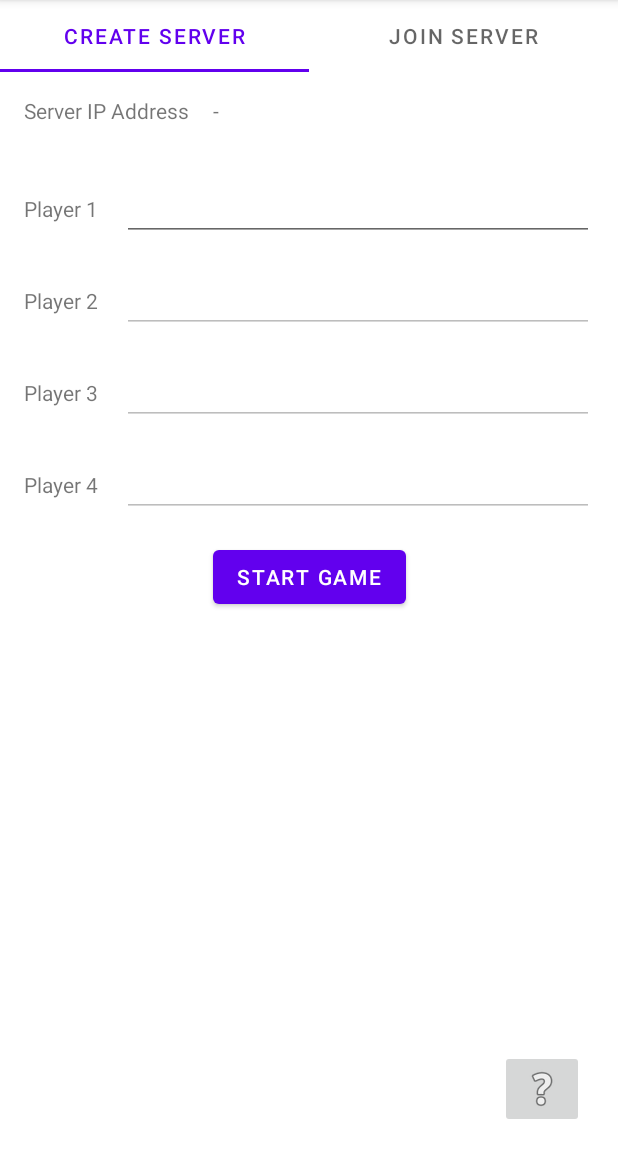
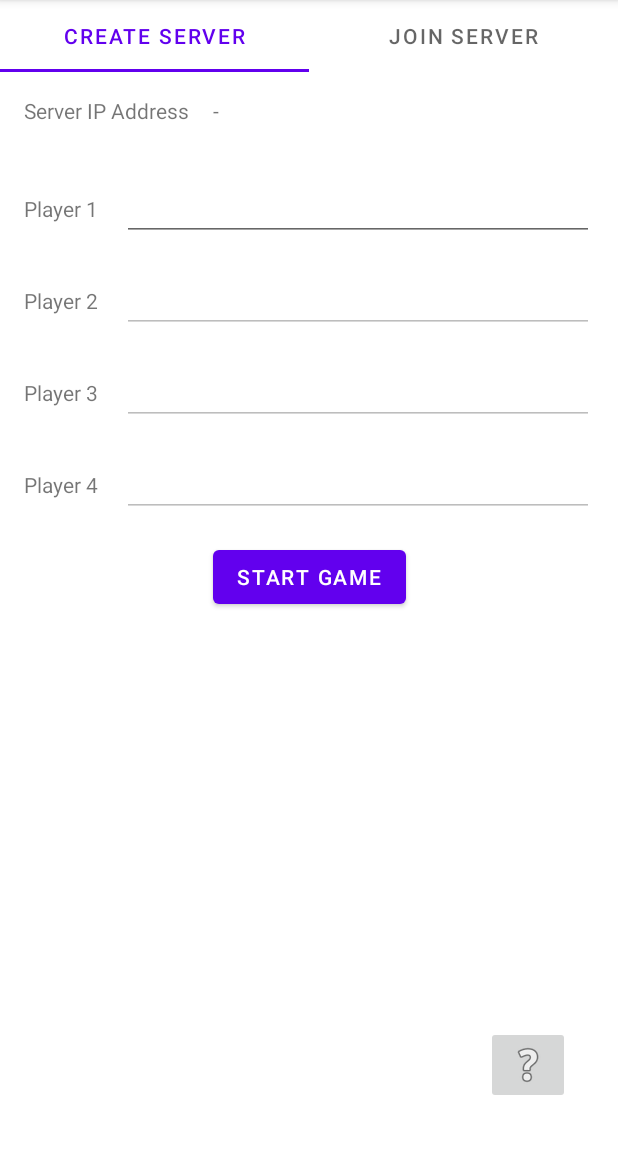
Before and after one commit to martinunterhuber/settlers-of-catan, an Android app: the screen it shows after launch (MainActivity), on a phone screen of 412 x 824 dp, the part 84-1236 px from its top. Run offline under Robolectric (Android 15) with nearby library versions, the phone set to English and light mode, and no system bars; libraries missing offline, so code that uses them is left out: com.esotericsoftware.kryo, com.esotericsoftware.kryonet; 6 statements that could not run were skipped.

Commit message:
moved help layout to activity main

```diff
--- a/app/src/main/res/layout/activity_main.xml
+++ b/app/src/main/res/layout/activity_main.xml
@@ -23,4 +23,12 @@
             android:layout_height="match_parent">
         </androidx.viewpager2.widget.ViewPager2>
     </LinearLayout>
+
+    <FrameLayout
+        android:id="@+id/infoframe"
+        android:layout_width="match_parent"
+        android:layout_height="match_parent"
+        android:elevation="20dp">
+
+    </FrameLayout>
 </androidx.constraintlayout.widget.ConstraintLayout>
--- a/app/src/main/res/layout/fragment_create_server.xml
+++ b/app/src/main/res/layout/fragment_create_server.xml
@@ -157,24 +157,12 @@
         android:id="@+id/imageButton"
         android:layout_width="wrap_content"
         android:layout_height="wrap_content"
-        android:layout_marginStart="333dp"
-        android:layout_marginLeft="333dp"
-        android:layout_marginTop="658dp"
-        android:layout_marginEnd="23dp"
-        android:layout_marginRight="23dp"
-        android:layout_marginBottom="22dp"
+        android:layout_marginEnd="32dp"
+        android:layout_marginRight="32dp"
+        android:layout_marginBottom="32dp"
         app:layout_constraintBottom_toBottomOf="parent"
         app:layout_constraintEnd_toEndOf="parent"
-        app:layout_constraintStart_toStartOf="parent"
-        app:layout_constraintTop_toTopOf="parent"
         app:srcCompat="@android:drawable/ic_menu_help" />
 
-    <FrameLayout
-        android:id="@+id/infoframe"
-        android:layout_width="match_parent"
-        android:layout_height="match_parent"
-        android:elevation="20dp">
-
-    </FrameLayout>
 
 </androidx.constraintlayout.widget.ConstraintLayout>
```
